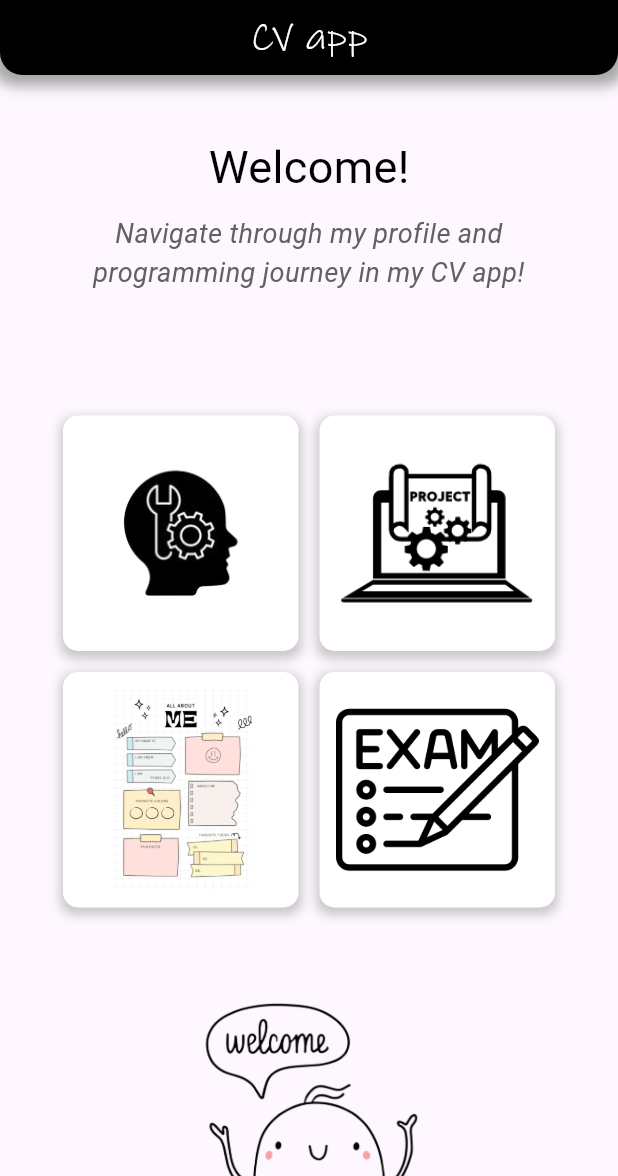
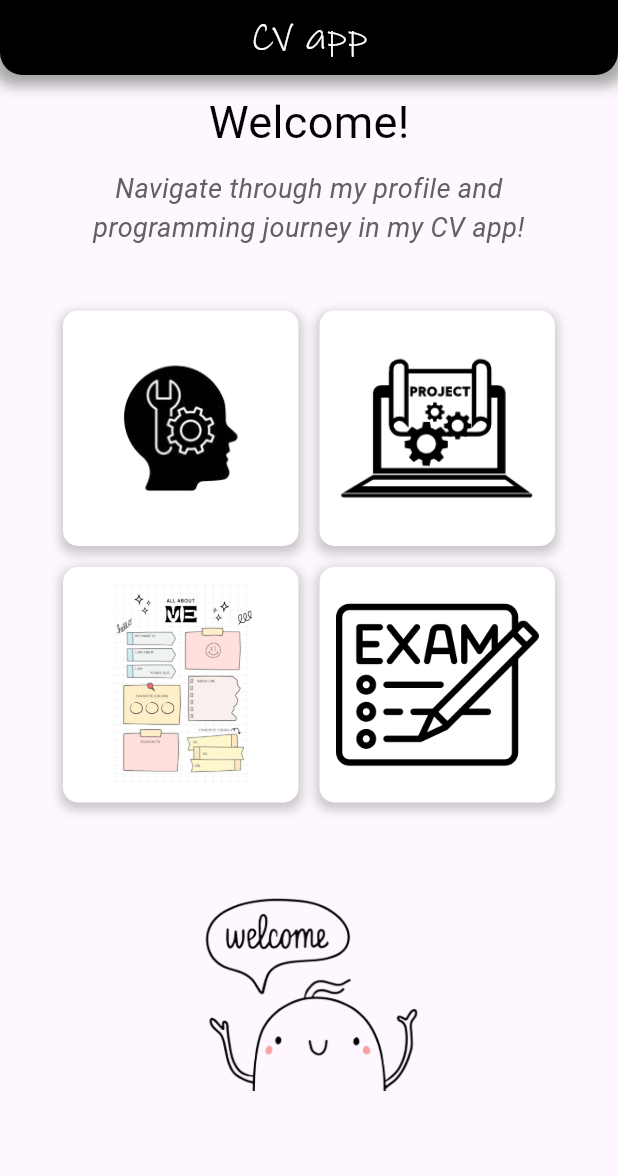
Before and after one commit to PS233187/jazzie_cv, a Flutter app: the screen it shows after launch, on a phone screen of 412 x 824 dp, the part 60-1236 px from its top. Run offline on Flutter 3.47's test engine with Material 3 defaults, Android fonts, the phone set to English and light mode, and no system bars; our stand-ins replace flutter_image_slideshow, lottie; missing offline and left inert: scratcher.

Commit message:
home_page_p

```diff
--- a/lib/componenten/scratch_tiles.dart
+++ b/lib/componenten/scratch_tiles.dart
@@ -133,9 +133,9 @@ class _ScratchItemState extends State<ScratchItem> {
                         color: Colors.black,
                         size: 24,
                       ),
-                      SizedBox(width: 8),
+
                       Text(
-                        'Tab & Scratch me',
+                        'Tab & Scratch',
                         style: const TextStyle(
                           color: Colors.black,
                           fontFamily: 'Ink Free',
--- a/lib/pages/home_page.dart
+++ b/lib/pages/home_page.dart
@@ -119,11 +119,15 @@ class HomePageState extends State<HomePage> with SingleTickerProviderStateMixin
         onRefresh: _handleRefresh,
         child: ListView(
           children: [
+          // Wrap content in a Column
+          Column(
+          mainAxisAlignment: MainAxisAlignment.start,  // Align content at the top
+          children: [
             Container(
-              padding: const EdgeInsets.fromLTRB(40.0, 40.0, 40.0, 40.0),
+              padding: const EdgeInsets.fromLTRB(40.0, 10.0, 40.0, 0.0),
               child: Column(
                 mainAxisAlignment: MainAxisAlignment.center,
-                // Verticaal centreren van de inhoud
+                // Vertically center content within this inner column
                 children: [
                   const Text(
                     'Welcome!',
@@ -136,7 +140,6 @@ class HomePageState extends State<HomePage> with SingleTickerProviderStateMixin
                   Text(
                     'Navigate through my profile and programming journey in my CV app!',
                     textAlign: TextAlign.center,
-                    // Horizontaal centreren van de tekst
                     style: TextStyle(
                       color: Colors.grey[700],
                       fontSize: 18,
@@ -146,6 +149,9 @@ class HomePageState extends State<HomePage> with SingleTickerProviderStateMixin
                 ],
               ),
             ),
+            // Add spacing between sections (optional)
+
+            // Place the GridView containing custom tiles here
             GridView.count(
               crossAxisCount: 2,
               shrinkWrap: true,
@@ -239,7 +245,7 @@ class HomePageState extends State<HomePage> with SingleTickerProviderStateMixin
             ),
           ],
         ),
-      ),
-    );
+      ]),
+    ));
   }
 }
```
